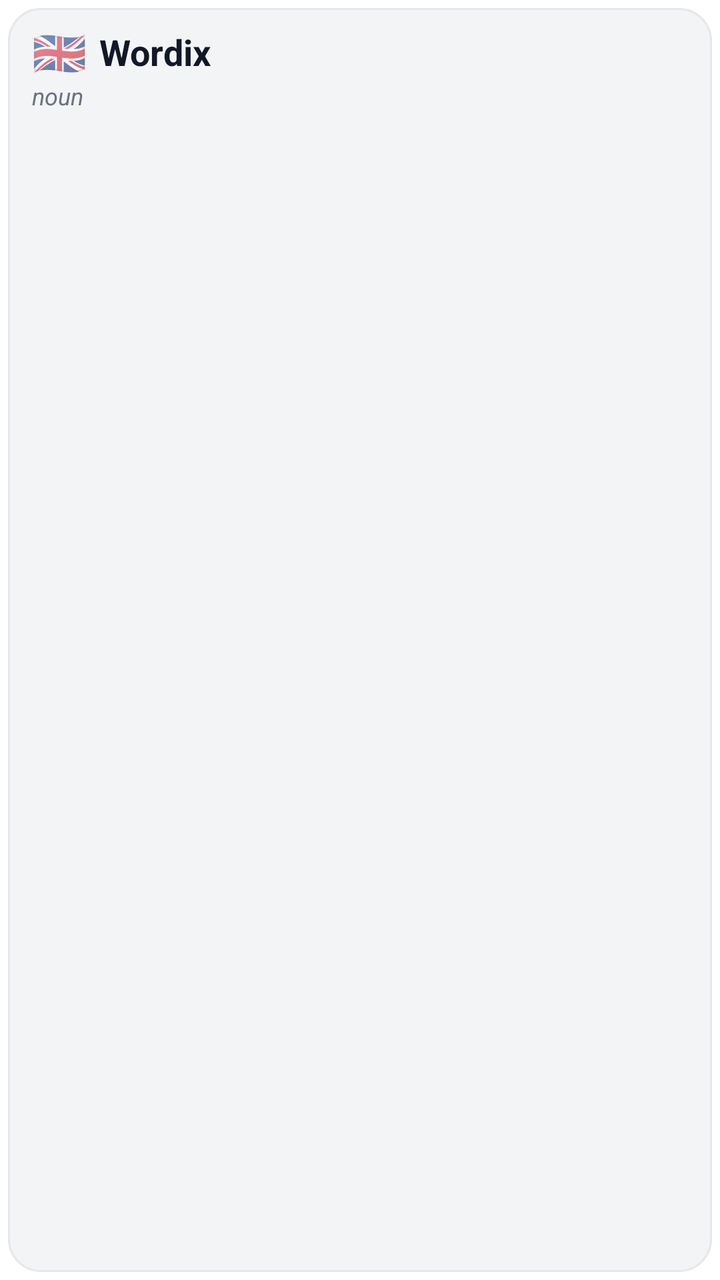
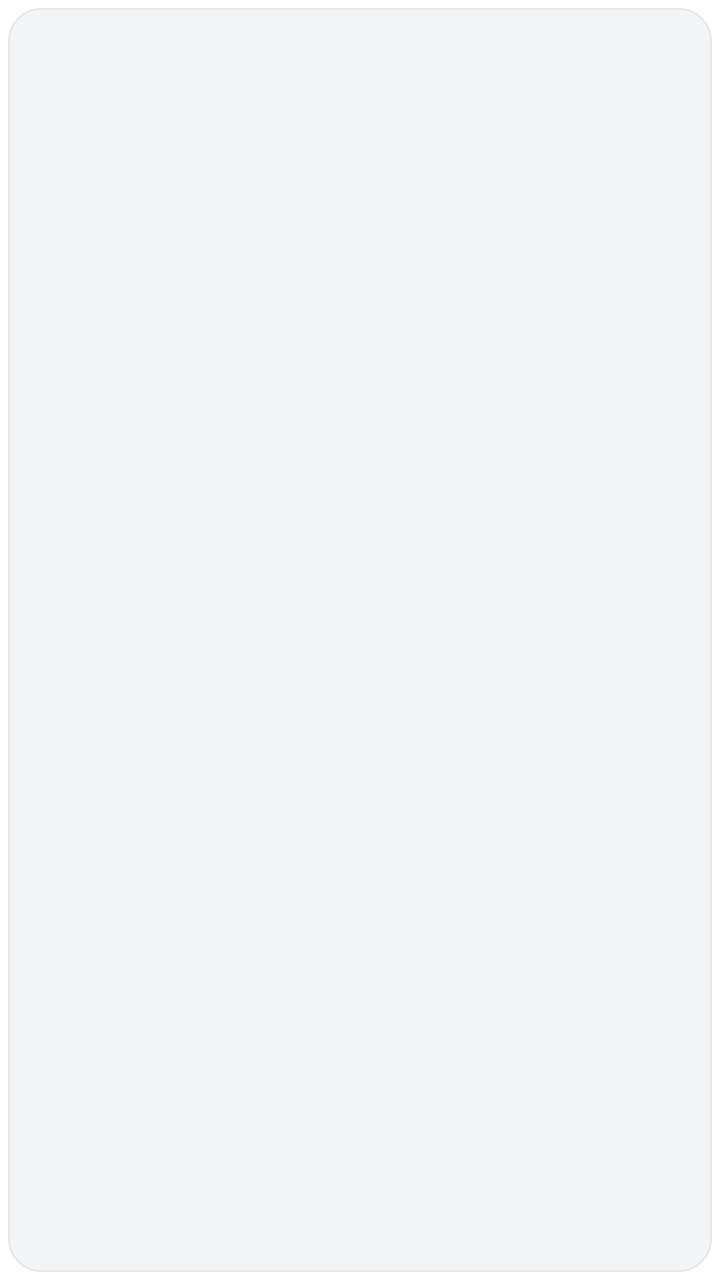

Two renders of the same Android screen: before a commit and after it. Below are the layout's source before the change and the commit's diff.
<!-- AndroidManifest.xml: fallback theme Theme.MaterialComponents.DayNight.NoActionBar -->
<!-- res/layout/word_of_day_widget.xml -->
<?xml version="1.0" encoding="utf-8"?>
<FrameLayout xmlns:android="http://schemas.android.com/apk/res/android"
    android:id="@+id/widget_root"
    android:layout_width="match_parent"
    android:layout_height="match_parent"
    android:background="@android:color/transparent"
    android:padding="4dp">

    <LinearLayout
        android:id="@+id/widget_card"
        android:layout_width="match_parent"
        android:layout_height="match_parent"
        android:background="@drawable/widget_card_background"
        android:orientation="vertical"
        android:paddingStart="12dp"
        android:paddingTop="10dp"
        android:paddingEnd="12dp"
        android:paddingBottom="8dp">

        <LinearLayout
            android:id="@+id/widget_word_row"
            android:layout_width="match_parent"
            android:layout_height="wrap_content"
            android:gravity="center_vertical"
            android:orientation="horizontal">

            <TextView
                android:id="@+id/widget_flag"
                android:layout_width="wrap_content"
                android:layout_height="wrap_content"
                android:includeFontPadding="false"
                android:text="@string/widget_flag_en"
                android:textSize="22sp" />

            <TextView
                android:id="@+id/widget_word"
                android:layout_width="0dp"
                android:layout_height="wrap_content"
                android:layout_marginStart="6dp"
                android:layout_weight="1"
                android:ellipsize="end"
                android:includeFontPadding="false"
                android:maxLines="2"
                android:text="Wordix"
                android:textColor="@color/widget_text_primary"
                android:textSize="18sp"
                android:textStyle="bold" />
        </LinearLayout>

        <TextView
            android:id="@+id/widget_part_of_speech"
            android:layout_width="match_parent"
            android:layout_height="wrap_content"
            android:layout_marginTop="2dp"
            android:ellipsize="end"
            android:includeFontPadding="false"
            android:maxLines="1"
            android:text="noun"
            android:textColor="@color/widget_text_secondary"
            android:textSize="12sp"
            android:textStyle="italic" />

        <ListView
            android:id="@+id/widget_definition_list"
            android:layout_width="match_parent"
            android:layout_height="0dp"
            android:layout_marginTop="6dp"
            android:layout_weight="1"
            android:cacheColorHint="@android:color/transparent"
            android:divider="@android:color/transparent"
            android:dividerHeight="0dp"
            android:scrollbars="vertical"
            android:transcriptMode="disabled" />
    </LinearLayout>
</FrameLayout>
<!-- resources referenced by this layout -->
<resources>
  <color name="widget_text_primary">#111827</color>
  <color name="widget_text_secondary">#6B7280</color>
  <!-- drawable widget_card_background (drawable) -->
  <?xml version="1.0" encoding="utf-8"?>
  <shape xmlns:android="http://schemas.android.com/apk/res/android"
      android:shape="rectangle">
      <solid android:color="@color/widget_card_background" />
      <corners android:radius="16dp" />
      <stroke
          android:width="1dp"
          android:color="@color/widget_border" />
  </shape>
  <string name="widget_flag_en" translatable="false">🇬🇧</string>
  <color name="widget_card_background">#F3F4F6</color>
  <color name="widget_border">#E5E7EB</color>
</resources>

<!-- the commit's change to res/layout/word_of_day_widget.xml (unified diff, before → after) -->
@@ -17,55 +17,10 @@
         android:paddingEnd="12dp"
         android:paddingBottom="8dp">
 
-        <LinearLayout
-            android:id="@+id/widget_word_row"
-            android:layout_width="match_parent"
-            android:layout_height="wrap_content"
-            android:gravity="center_vertical"
-            android:orientation="horizontal">
-
-            <TextView
-                android:id="@+id/widget_flag"
-                android:layout_width="wrap_content"
-                android:layout_height="wrap_content"
-                android:includeFontPadding="false"
-                android:text="@string/widget_flag_en"
-                android:textSize="22sp" />
-
-            <TextView
-                android:id="@+id/widget_word"
-                android:layout_width="0dp"
-                android:layout_height="wrap_content"
-                android:layout_marginStart="6dp"
-                android:layout_weight="1"
-                android:ellipsize="end"
-                android:includeFontPadding="false"
-                android:maxLines="2"
-                android:text="Wordix"
-                android:textColor="@color/widget_text_primary"
-                android:textSize="18sp"
-                android:textStyle="bold" />
-        </LinearLayout>
-
-        <TextView
-            android:id="@+id/widget_part_of_speech"
-            android:layout_width="match_parent"
-            android:layout_height="wrap_content"
-            android:layout_marginTop="2dp"
-            android:ellipsize="end"
-            android:includeFontPadding="false"
-            android:maxLines="1"
-            android:text="noun"
-            android:textColor="@color/widget_text_secondary"
-            android:textSize="12sp"
-            android:textStyle="italic" />
-
         <ListView
             android:id="@+id/widget_definition_list"
             android:layout_width="match_parent"
-            android:layout_height="0dp"
-            android:layout_marginTop="6dp"
-            android:layout_weight="1"
+            android:layout_height="match_parent"
             android:cacheColorHint="@android:color/transparent"
             android:divider="@android:color/transparent"
             android:dividerHeight="0dp"
<!-- resource entries referenced after the edit -->
@@ -1,7 +1,5 @@
 <!-- resources referenced by this layout -->
 <resources>
-  <color name="widget_text_primary">#111827</color>
-  <color name="widget_text_secondary">#6B7280</color>
   <!-- drawable widget_card_background (drawable) -->
   <?xml version="1.0" encoding="utf-8"?>
   <shape xmlns:android="http://schemas.android.com/apk/res/android"
@@ -12,7 +10,6 @@
           android:width="1dp"
           android:color="@color/widget_border" />
   </shape>
-  <string name="widget_flag_en" translatable="false">🇬🇧</string>
   <color name="widget_card_background">#F3F4F6</color>
   <color name="widget_border">#E5E7EB</color>
 </resources>
